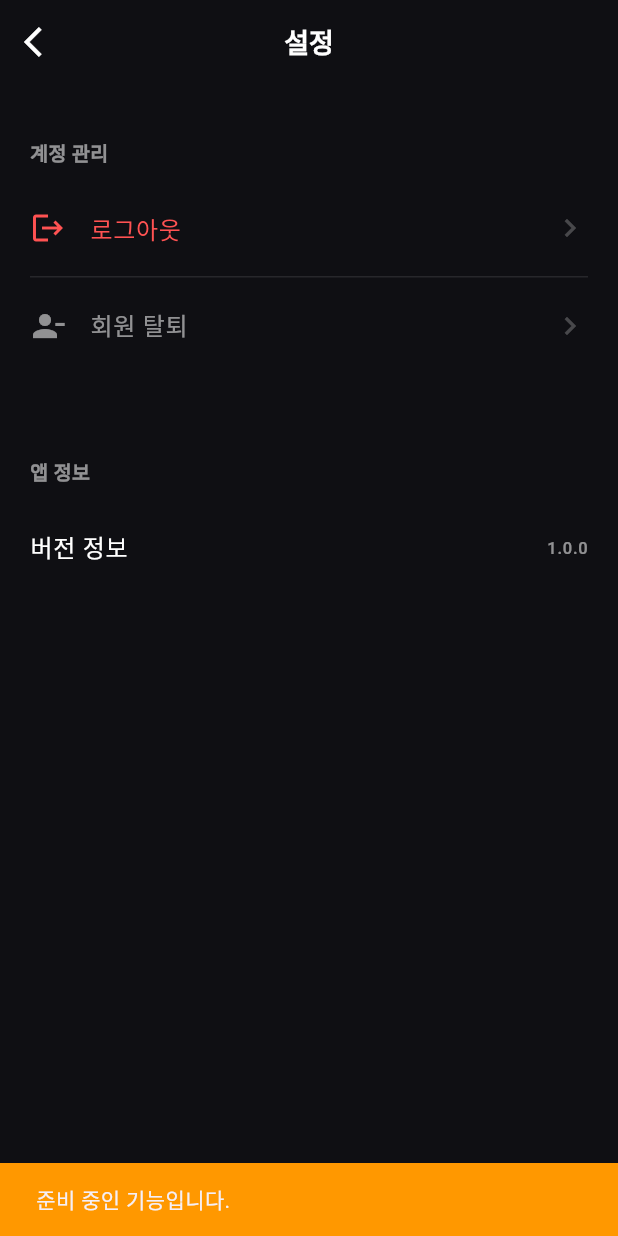
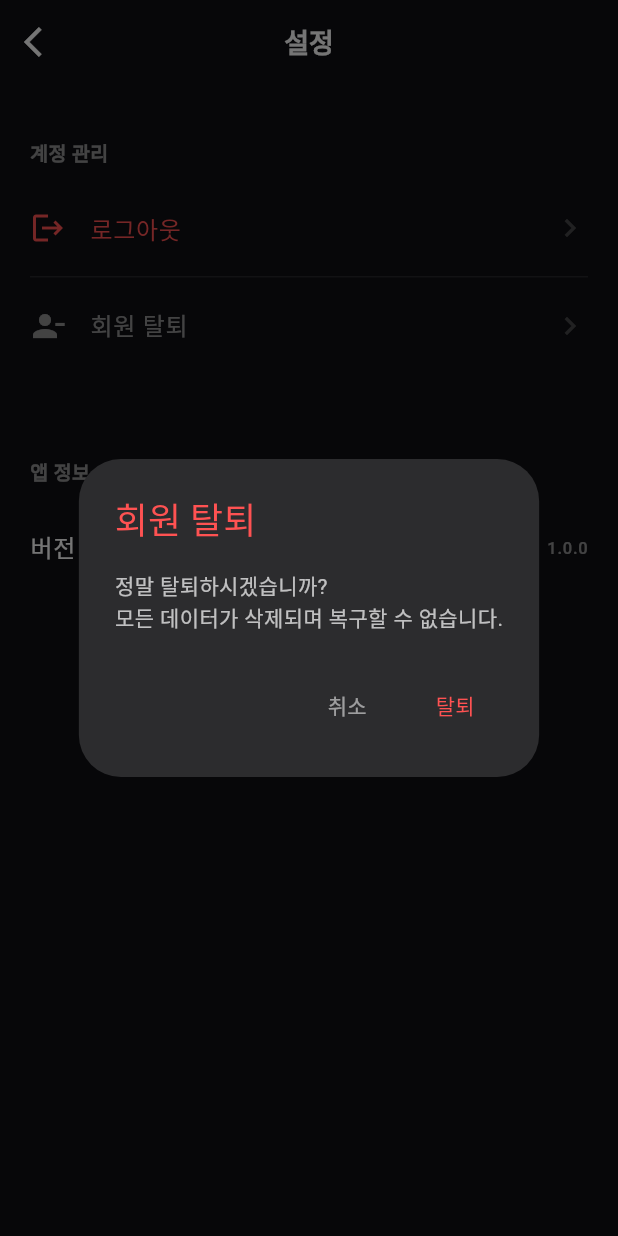
Before and after one commit to 0commit/Project-Meogeoyori, a Flutter app: the ProfileSettingsScene screen opened directly, after a tap on "회원 탈퇴", on a phone screen of 412 x 824 dp. Run offline on Flutter 3.47's test engine with Material 3 defaults, Android fonts, the light colour scheme and no system bars; our stand-ins replace google_sign_in, shared_preferences, supabase_flutter, video_player; accounts and stored records are empty.

Commit message:
feat: 회원 탈퇴 기능 추가

```diff
--- a/Meogeoyori/lib/Scene/ProfileSettingsScene.dart
+++ b/Meogeoyori/lib/Scene/ProfileSettingsScene.dart
@@ -13,7 +13,6 @@ class _ProfileSettingsSceneState extends State<ProfileSettingsScene> {
   bool _isLoading = false;
 
   Future<void> _handleLogout() async {
-    // 확인 다이얼로그 표시
     final bool? confirm = await showDialog<bool>(
       context: context,
       builder: (context) => AlertDialog(
@@ -49,7 +48,52 @@ class _ProfileSettingsSceneState extends State<ProfileSettingsScene> {
         setState(() {
           _isLoading = false;
         });
-        // 로그아웃 완료 후 메인 화면으로 돌아가며 true 반환 (리프레시용)
+        Navigator.of(context).pop(true);
+      }
+    }
+  }
+
+  Future<void> _handleDeleteAccount() async {
+    final bool? confirm = await showDialog<bool>(
+      context: context,
+      builder: (context) => AlertDialog(
+        backgroundColor: const Color(0xFF2C2C2E),
+        title: const Text('회원 탈퇴', style: TextStyle(color: Colors.redAccent)),
+        content: const Text('정말 탈퇴하시겠습니까?\n모든 데이터가 삭제되며 복구할 수 없습니다.', style: TextStyle(color: Colors.white70)),
+        actions: [
+          TextButton(
+            onPressed: () => Navigator.of(context).pop(false),
+            child: const Text('취소', style: TextStyle(color: Colors.white54)),
+          ),
+          TextButton(
+            onPressed: () => Navigator.of(context).pop(true),
+            child: const Text('탈퇴', style: TextStyle(color: Colors.redAccent)),
+          ),
+        ],
+      ),
+    );
+
+    if (confirm != true) return;
+
+    setState(() {
+      _isLoading = true;
+    });
+
+    try {
+      await Supabase.instance.client.rpc('delete_user');
+      await Supabase.instance.client.auth.signOut();
+      await GoogleSignIn.instance.signOut();
+    } catch (e) {
+      if (mounted) {
+        ScaffoldMessenger.of(context).showSnackBar(
+          SnackBar(content: Text('탈퇴 실패: $e'), backgroundColor: Colors.redAccent),
+        );
+      }
+    } finally {
+      if (mounted) {
+        setState(() {
+          _isLoading = false;
+        });
         Navigator.of(context).pop(true);
       }
     }
@@ -58,7 +102,7 @@ class _ProfileSettingsSceneState extends State<ProfileSettingsScene> {
   @override
   Widget build(BuildContext context) {
     return Scaffold(
-      backgroundColor: const Color(0xFF0F0F13), // 앱 기본 배경색 맞춤
+      backgroundColor: const Color(0xFF0F0F13),
       appBar: AppBar(
         backgroundColor: const Color(0xFF0F0F13),
         elevation: 0,
@@ -91,12 +135,7 @@ class _ProfileSettingsSceneState extends State<ProfileSettingsScene> {
                 textColor: Colors.white54,
                 icon: Icons.person_remove,
                 iconColor: Colors.white54,
-                onTap: () {
-                  // 추후 구현
-                  ScaffoldMessenger.of(context).showSnackBar(
-                    const SnackBar(content: Text('준비 중인 기능입니다.'), backgroundColor: Colors.orange),
-                  );
-                },
+                onTap: _handleDeleteAccount,
               ),
               const SizedBox(height: 40),
               _buildSectionHeader("앱 정보"),
```
